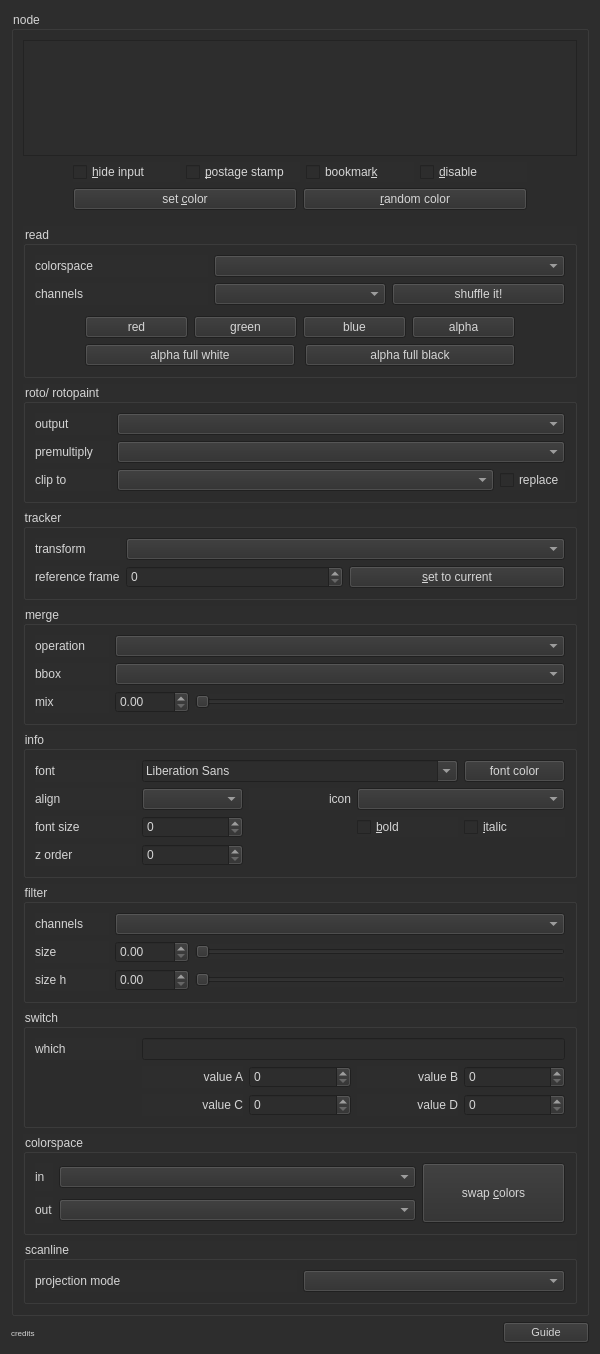
First picture: the form in LabelCraft.ui, repository CequinaVFX/LabelCraft, before the edit.
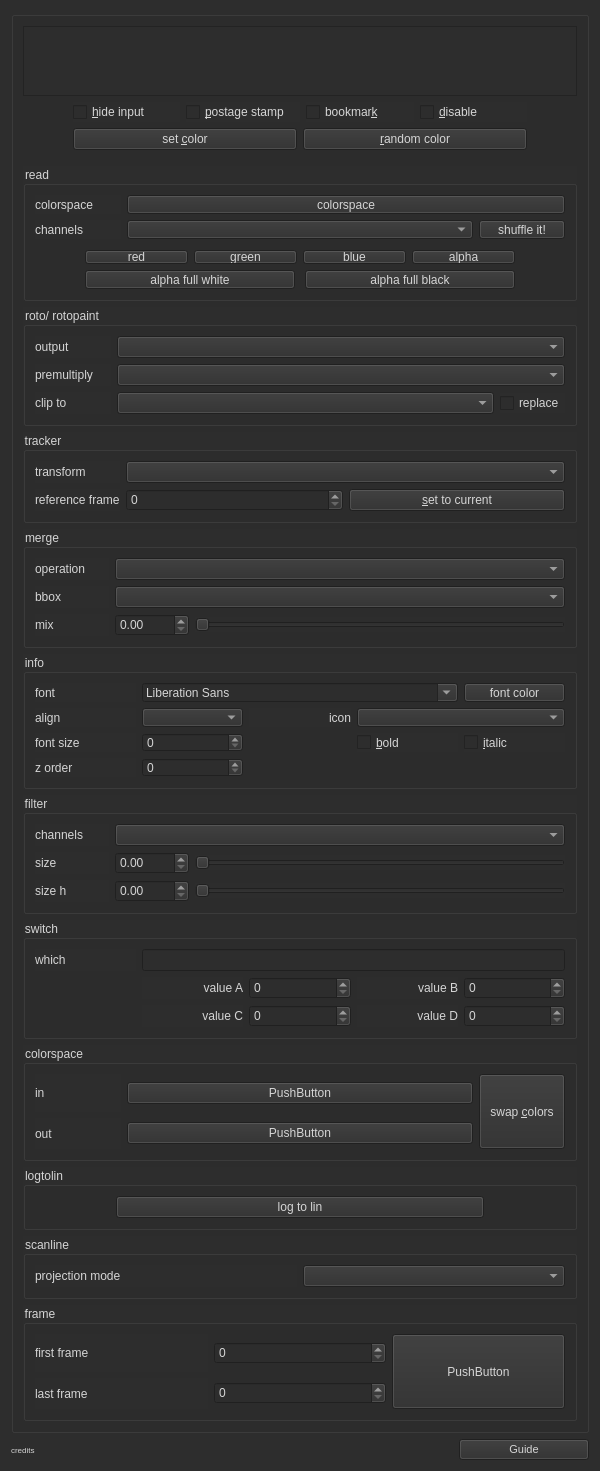
Second picture: the form after the edit.

Commit message: Some new node knobs, new cascading menu. Check Changelog

What changed in the file:
```diff
--- a/LabelCraft.ui
+++ b/LabelCraft.ui
@@ -7,7 +7,7 @@
     <x>0</x>
     <y>0</y>
     <width>600</width>
-    <height>1354</height>
+    <height>1471</height>
    </rect>
   </property>
   <property name="minimumSize">
@@ -32,7 +32,7 @@
      <item>
       <widget class="QGroupBox" name="NodeClass_group">
        <property name="title">
-        <string>node</string>
+        <string/>
        </property>
        <layout class="QVBoxLayout" name="verticalLayout">
         <item>
@@ -123,46 +123,8 @@
           <property name="title">
            <string>read</string>
           </property>
-          <layout class="QGridLayout" name="gridLayout_7" columnstretch="0,0,0">
-           <item row="1" column="0">
-            <widget class="QLabel" name="lbl_ReadChannels">
-             <property name="text">
-              <string>channels</string>
-             </property>
-            </widget>
-           </item>
-           <item row="1" column="1">
-            <widget class="QComboBox" name="cbx_Channels">
-             <property name="toolTip">
-              <string> Select a Layer to shuffle it.</string>
-             </property>
-            </widget>
-           </item>
-           <item row="0" column="0">
-            <widget class="QLabel" name="lbl_ReadColorspace">
-             <property name="text">
-              <string>colorspace</string>
-             </property>
-            </widget>
-           </item>
-           <item row="0" column="1" colspan="2">
-            <widget class="QComboBox" name="cbx_Colorspace">
-             <property name="toolTip">
-              <string> Sets the color transform used to convert this file to Nuke's working space.</string>
-             </property>
-            </widget>
-           </item>
-           <item row="1" column="2">
-            <widget class="QPushButton" name="btn_Shuffle">
-             <property name="toolTip">
-              <string> Shuffle out the selected Layer.</string>
-             </property>
-             <property name="text">
-              <string>shuffle it!</string>
-             </property>
-            </widget>
-           </item>
-           <item row="3" column="0" colspan="3">
+          <layout class="QGridLayout" name="gridLayout_7" columnstretch="1,2,2,1">
+           <item row="3" column="0" colspan="4">
             <layout class="QHBoxLayout" name="horlay_shuffle_bw">
              <property name="spacing">
               <number>10</number>
@@ -195,7 +157,7 @@
              </item>
             </layout>
            </item>
-           <item row="2" column="0" colspan="3">
+           <item row="2" column="0" colspan="4">
             <layout class="QHBoxLayout" name="horlay_shuffle_channels">
              <property name="leftMargin">
               <number>50</number>
@@ -248,6 +210,44 @@
              </item>
             </layout>
            </item>
+           <item row="0" column="0">
+            <widget class="QLabel" name="lbl_ReadColorspace">
+             <property name="text">
+              <string>colorspace</string>
+             </property>
+            </widget>
+           </item>
+           <item row="1" column="0">
+            <widget class="QLabel" name="lbl_ReadChannels">
+             <property name="text">
+              <string>channels</string>
+             </property>
+            </widget>
+           </item>
+           <item row="1" column="3">
+            <widget class="QPushButton" name="btn_Shuffle">
+             <property name="toolTip">
+              <string> Shuffle out the selected Layer.</string>
+             </property>
+             <property name="text">
+              <string>shuffle it!</string>
+             </property>
+            </widget>
+           </item>
+           <item row="0" column="1" colspan="3">
+            <widget class="QPushButton" name="btn_Colorspace">
+             <property name="text">
+              <string>colorspace</string>
+             </property>
+            </widget>
+           </item>
+           <item row="1" column="1" colspan="2">
+            <widget class="QComboBox" name="cbx_Channels">
+             <property name="toolTip">
+              <string> Select a Layer to shuffle it.</string>
+             </property>
+            </widget>
+           </item>
           </layout>
          </widget>
         </item>
@@ -751,11 +751,18 @@
           <property name="title">
            <string>colorspace</string>
           </property>
-          <layout class="QGridLayout" name="gridLayout_5" columnstretch="0,5,2">
-           <item row="1" column="1">
-            <widget class="QComboBox" name="cbx_ColorValueB">
-             <property name="toolTip">
-              <string>set out colorspace for OCIOColorspace and Colorspace</string>
+          <layout class="QGridLayout" name="gridLayout_5" columnstretch="1,4,1">
+           <item row="0" column="0">
+            <widget class="QLabel" name="lbl_ColorValueA">
+             <property name="text">
+              <string>in</string>
+             </property>
+            </widget>
+           </item>
+           <item row="0" column="1">
+            <widget class="QPushButton" name="btn_colorspace_in">
+             <property name="text">
+              <string>PushButton</string>
              </property>
             </widget>
            </item>
@@ -764,7 +771,7 @@
              <property name="minimumSize">
               <size>
                <width>0</width>
-               <height>60</height>
+               <height>75</height>
               </size>
              </property>
              <property name="toolTip">
@@ -776,21 +783,6 @@
              </property>
             </widget>
            </item>
-           <item row="0" column="1">
-            <widget class="QComboBox" name="cbx_ColorValueA">
-             <property name="toolTip">
-              <string>set log2lin/ lin2log to Log2Lin
-set in colorspace for OCIOColorspace and Colorspace</string>
-             </property>
-            </widget>
-           </item>
-           <item row="0" column="0">
-            <widget class="QLabel" name="lbl_ColorValueA">
-             <property name="text">
-              <string>in</string>
-             </property>
-            </widget>
-           </item>
            <item row="1" column="0">
             <widget class="QLabel" name="lbl_ColorValueB">
              <property name="text">
@@ -798,6 +790,35 @@
              </property>
             </widget>
            </item>
+           <item row="1" column="1">
+            <widget class="QPushButton" name="btn_colorspace_out">
+             <property name="text">
+              <string>PushButton</string>
+             </property>
+            </widget>
+           </item>
+          </layout>
+         </widget>
+        </item>
+        <item>
+         <widget class="QGroupBox" name="grp_logtolin">
+          <property name="title">
+           <string>logtolin</string>
+          </property>
+          <layout class="QHBoxLayout" name="horizontalLayout">
+           <property name="leftMargin">
+            <number>90</number>
+           </property>
+           <property name="rightMargin">
+            <number>90</number>
+           </property>
+           <item>
+            <widget class="QPushButton" name="btn_swap_log">
+             <property name="text">
+              <string>log to lin</string>
+             </property>
+            </widget>
+           </item>
           </layout>
          </widget>
         </item>
@@ -820,6 +841,48 @@
           </layout>
          </widget>
         </item>
+        <item>
+         <widget class="QGroupBox" name="grp_frame">
+          <property name="title">
+           <string>frame</string>
+          </property>
+          <layout class="QGridLayout" name="gridLayout_10">
+           <item row="1" column="1">
+            <widget class="QSpinBox" name="spn_last_frame"/>
+           </item>
+           <item row="0" column="1">
+            <widget class="QSpinBox" name="spn_first_frame"/>
+           </item>
+           <item row="1" column="0">
+            <widget class="QLabel" name="lbl_last_frame">
+             <property name="text">
+              <string>last frame</string>
+             </property>
+            </widget>
+           </item>
+           <item row="0" column="0">
+            <widget class="QLabel" name="lbl_first_frame">
+             <property name="text">
+              <string>first frame</string>
+             </property>
+            </widget>
+           </item>
+           <item row="0" column="2" rowspan="2">
+            <widget class="QPushButton" name="btn_frames">
+             <property name="minimumSize">
+              <size>
+               <width>0</width>
+               <height>75</height>
+              </size>
+             </property>
+             <property name="text">
+              <string>PushButton</string>
+             </property>
+            </widget>
+           </item>
+          </layout>
+         </widget>
+        </item>
        </layout>
       </widget>
      </item>
@@ -838,13 +901,16 @@
          <property name="text">
           <string>credits</string>
          </property>
-         <property name="alignment">
-          <set>Qt::AlignmentFlag::AlignLeading|Qt::AlignmentFlag::AlignLeft|Qt::AlignmentFlag::AlignVCenter</set>
-         </property>
         </widget>
        </item>
        <item>
         <widget class="QPushButton" name="btn_guide">
+         <property name="minimumSize">
+          <size>
+           <width>130</width>
+           <height>0</height>
+          </size>
+         </property>
          <property name="maximumSize">
           <size>
            <width>86</width>
```
Left out of the diff: 15 changed lines with no effect on the pictures. The commit also changes 4 other files.
